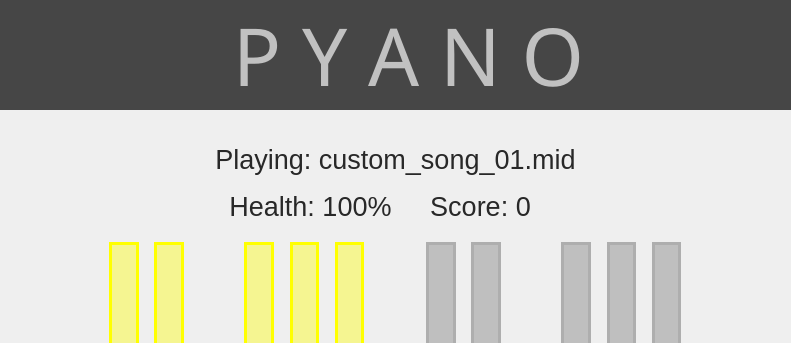
Qt form pyano/layout.ui (braydonw/Pyano) before a commit; both pictures show x 114 to 905 and y 0 to 343 of the 1024 by 600 pixel window.
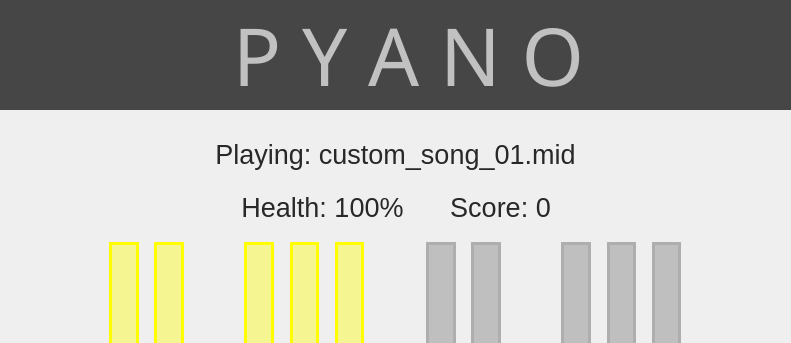
The same form after that commit. The open tabs and pages were chosen to show the change. Icons and pictures are not drawn.

Diff of the .ui file:
```diff
--- a/pyano/layout.ui
+++ b/pyano/layout.ui
@@ -3926,78 +3926,6 @@
          <zorder>textEdit_hero_leader2</zorder>
         </widget>
         <widget class="QWidget" name="page_hero_song">
-         <widget class="QLabel" name="label_hero_song">
-          <property name="geometry">
-           <rect>
-            <x>185</x>
-            <y>0</y>
-            <width>631</width>
-            <height>59</height>
-           </rect>
-          </property>
-          <property name="font">
-           <font>
-            <pointsize>20</pointsize>
-           </font>
-          </property>
-          <property name="styleSheet">
-           <string notr="true">color: rgb(40, 40, 40);</string>
-          </property>
-          <property name="text">
-           <string>Playing: custom_song_01.mid</string>
-          </property>
-          <property name="alignment">
-           <set>Qt::AlignCenter</set>
-          </property>
-         </widget>
-         <widget class="QLabel" name="label_hero_health">
-          <property name="geometry">
-           <rect>
-            <x>330</x>
-            <y>47</y>
-            <width>171</width>
-            <height>59</height>
-           </rect>
-          </property>
-          <property name="font">
-           <font>
-            <pointsize>20</pointsize>
-           </font>
-          </property>
-          <property name="styleSheet">
-           <string notr="true">color: rgb(40, 40, 40);</string>
-          </property>
-          <property name="text">
-           <string>Health: 100%</string>
-          </property>
-          <property name="alignment">
-           <set>Qt::AlignCenter</set>
-          </property>
-         </widget>
-         <widget class="QLabel" name="label_hero_score">
-          <property name="geometry">
-           <rect>
-            <x>500</x>
-            <y>47</y>
-            <width>171</width>
-            <height>59</height>
-           </rect>
-          </property>
-          <property name="font">
-           <font>
-            <pointsize>20</pointsize>
-           </font>
-          </property>
-          <property name="styleSheet">
-           <string notr="true">color: rgb(40, 40, 40);</string>
-          </property>
-          <property name="text">
-           <string>Score: 0</string>
-          </property>
-          <property name="alignment">
-           <set>Qt::AlignCenter</set>
-          </property>
-         </widget>
          <widget class="QLabel" name="kb_piano_img_4">
           <property name="geometry">
            <rect>
@@ -4644,6 +4572,118 @@
            <string/>
           </property>
          </widget>
+         <widget class="QWidget" name="layoutWidget">
+          <property name="geometry">
+           <rect>
+            <x>230</x>
+            <y>0</y>
+            <width>541</width>
+            <height>101</height>
+           </rect>
+          </property>
+          <layout class="QVBoxLayout" name="verticalLayout_2">
+           <item>
+            <widget class="QLabel" name="label_hero_song">
+             <property name="font">
+              <font>
+               <pointsize>20</pointsize>
+              </font>
+             </property>
+             <property name="styleSheet">
+              <string notr="true">color: rgb(40, 40, 40);</string>
+             </property>
+             <property name="text">
+              <string>Playing: custom_song_01.mid</string>
+             </property>
+             <property name="alignment">
+              <set>Qt::AlignCenter</set>
+             </property>
+            </widget>
+           </item>
+           <item>
+            <layout class="QHBoxLayout" name="horizontalLayout_4">
+             <item>
+              <spacer name="horizontalSpacer">
+               <property name="orientation">
+                <enum>Qt::Horizontal</enum>
+               </property>
+               <property name="sizeHint" stdset="0">
+                <size>
+                 <width>40</width>
+                 <height>20</height>
+                </size>
+               </property>
+              </spacer>
+             </item>
+             <item>
+              <widget class="QLabel" name="label_hero_health">
+               <property name="font">
+                <font>
+                 <pointsize>20</pointsize>
+                </font>
+               </property>
+               <property name="styleSheet">
+                <string notr="true">color: rgb(40, 40, 40);</string>
+               </property>
+               <property name="text">
+                <string>&lt;html&gt;&lt;head/&gt;&lt;body&gt;&lt;p align=&quot;center&quot;&gt;Health: 100%&lt;/p&gt;&lt;/body&gt;&lt;/html&gt;</string>
+               </property>
+               <property name="alignment">
+                <set>Qt::AlignCenter</set>
+               </property>
+              </widget>
+             </item>
+             <item>
+              <spacer name="horizontalSpacer_3">
+               <property name="orientation">
+                <enum>Qt::Horizontal</enum>
+               </property>
+               <property name="sizeType">
+                <enum>QSizePolicy::Fixed</enum>
+               </property>
+               <property name="sizeHint" stdset="0">
+                <size>
+                 <width>40</width>
+                 <height>20</height>
+                </size>
+               </property>
+              </spacer>
+             </item>
+             <item>
+              <widget class="QLabel" name="label_hero_score">
+               <property name="font">
+                <font>
+                 <pointsize>20</pointsize>
+                </font>
+               </property>
+               <property name="styleSheet">
+                <string notr="true">color: rgb(40, 40, 40);</string>
+               </property>
+               <property name="text">
+                <string>&lt;html&gt;&lt;head/&gt;&lt;body&gt;&lt;p align=&quot;center&quot;&gt;Score: 0&lt;/p&gt;&lt;/body&gt;&lt;/html&gt;</string>
+               </property>
+               <property name="alignment">
+                <set>Qt::AlignCenter</set>
+               </property>
+              </widget>
+             </item>
+             <item>
+              <spacer name="horizontalSpacer_2">
+               <property name="orientation">
+                <enum>Qt::Horizontal</enum>
+               </property>
+               <property name="sizeHint" stdset="0">
+                <size>
+                 <width>40</width>
+                 <height>20</height>
+                </size>
+               </property>
+              </spacer>
+             </item>
+            </layout>
+           </item>
+          </layout>
+         </widget>
         </widget>
        </widget>
        <zorder>stackedWidget_hero</zorder>
```
Left out of the diff: 131 changed lines with no effect on the pictures.
